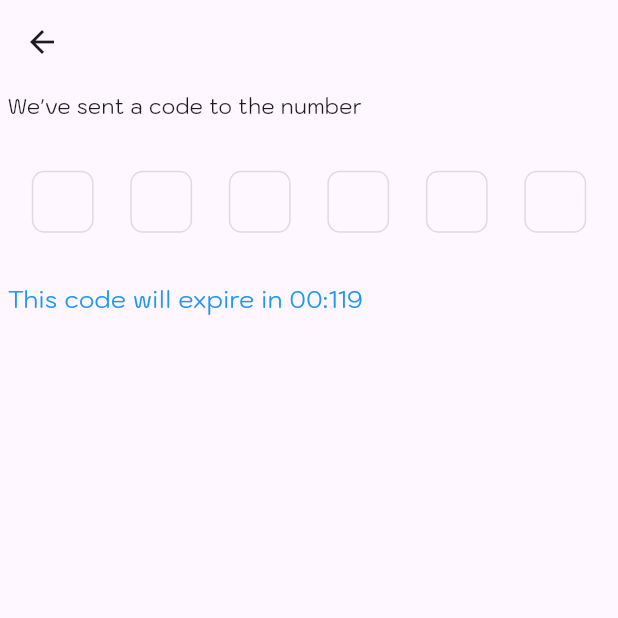
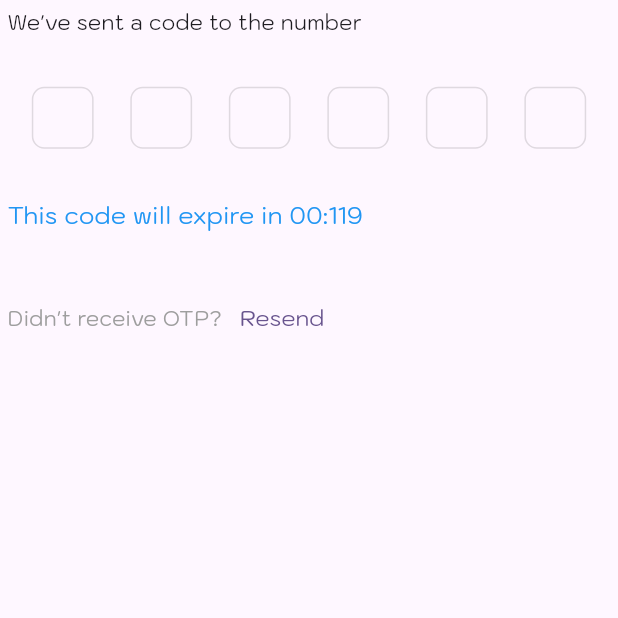
Before and after one commit to jerrito/gemini_app, a Flutter app: the OTPPage screen opened directly with empty values, on a phone screen of 412 x 824 dp, the top half of it. Run offline on Flutter 3.47's test engine with Material 3 defaults, Android fonts, the phone set to English and light mode, and no system bars; drawn by our look-alikes of pinput; our stand-ins replace bloc, cached_network_image, dartz, equatable, file_picker, firebase_auth and 19 more; missing offline and left inert: data_connection_checker_nulls, firebase_app_check, telephony; accounts and stored records are empty; generated files the repository leaves out were written again; project files that could hold a hidden picture were left out.

```diff
--- a/lib/core/routes/go_router.dart
+++ b/lib/core/routes/go_router.dart
@@ -61,7 +61,7 @@ final goRouter = GoRouter(initialLocation: "/", routes: [
             path: "phone",
             name: "phone",
             builder: (context, state) => const PhoneNumberPage(
-                  isLogin: true,
+                  isSignup: true,
                 ),
             routes: [
               GoRoute(
--- a/lib/features/authentication/data/data_source/remote_ds.dart
+++ b/lib/features/authentication/data/data_source/remote_ds.dart
@@ -1,7 +1,5 @@
 import 'dart:convert';
 import 'dart:io';
-import 'package:firebase_core/firebase_core.dart';
-import 'package:firebase_messaging/firebase_messaging.dart';
 import 'package:flutter/foundation.dart';
 import 'package:gemini/core/error/error_model.dart';
 import 'package:gemini/core/urls/urls.dart';
--- a/lib/features/authentication/data/models/user_model.dart
+++ b/lib/features/authentication/data/models/user_model.dart
@@ -1,4 +1,3 @@
-import 'package:gemini/features/authentication/data/models/admin_model.dart';
 import 'package:gemini/features/authentication/domain/entities/user.dart';
 
 class UserModel extends User {
--- a/lib/features/authentication/presentation/bloc/auth_bloc.dart
+++ b/lib/features/authentication/presentation/bloc/auth_bloc.dart
@@ -15,7 +15,6 @@ import 'package:gemini/features/authentication/domain/usecases/refresh_token.dar
 import 'package:gemini/features/authentication/domain/usecases/signin.dart';
 import 'package:gemini/features/authentication/domain/usecases/signup.dart';
 import 'package:firebase_auth/firebase_auth.dart' as auth;
-import 'package:cloud_firestore/cloud_firestore.dart';
 import 'package:gemini/features/authentication/domain/usecases/verify_otp.dart';
 import 'package:gemini/features/authentication/domain/usecases/verify_phone.dart';
 part 'auth_event.dart';
--- a/lib/features/authentication/presentation/pages/otp_page.dart
+++ b/lib/features/authentication/presentation/pages/otp_page.dart
@@ -3,25 +3,24 @@ import 'dart:async';
 
 import 'package:firebase_auth/firebase_auth.dart';
 import 'package:flutter/material.dart';
-import 'package:flutter/widgets.dart';
 import 'package:flutter_bloc/flutter_bloc.dart';
 import 'package:gemini/core/size/sizes.dart';
 import 'package:gemini/core/spacing/whitspacing.dart';
 import 'package:gemini/features/authentication/presentation/bloc/auth_bloc.dart';
 import 'package:gemini/features/search_text/presentation/widgets/show_snack.dart';
+import 'package:gemini/features/user/presentation/providers/user_provider.dart';
 import 'package:gemini/locator.dart';
 import 'package:go_router/go_router.dart';
 
 //import 'package:house_rental_admin/src/home/presentation/pages/home_page.dart';
 import 'package:otp_text_field/otp_text_field.dart';
-import 'package:otp_text_field/style.dart';
 import 'package:pinput/pinput.dart';
 import 'package:telephony/telephony.dart';
 
 class OTPRequest {
   String? verifyId, phoneNumber, id, uid, oldNumberString;
   int? forceResendingToken;
-  bool isLogin;
+  bool isSignup;
   //void Function()? onSuccessCallback;
 
   OTPRequest({
@@ -30,7 +29,7 @@ class OTPRequest {
     this.id,
     this.phoneNumber,
     this.forceResendingToken,
-    required this.isLogin,
+    required this.isSignup,
     this.oldNumberString,
     //  this.onSuccessCallback,
   });
@@ -39,9 +38,9 @@ class OTPRequest {
 class OTPPage extends StatefulWidget {
   final OTPRequest otpRequest;
   const OTPPage({
-    Key? key,
+    super.key,
     required this.otpRequest,
-  }) : super(key: key);
+  });
 
   @override
   State<OTPPage> createState() => _OTPPageState();
@@ -53,20 +52,9 @@ class _OTPPageState extends State<OTPPage> {
   final authBloc = sl<AuthenticationBloc>();
   String _otpString = "";
   OtpFieldController otpBox = OtpFieldController();
-  String? verificationId;
-  bool isLoading = false;
-  bool isResend = true;
-  String? sms;
+  bool isLoading = false, isResend = true;
+  String? sms, see, token;
   bool resend = false;
-  String? see;
-
-  // timerCheck() {
-  //   Future.delayed(const Duration(seconds: 90), () {
-  //     setState(() {
-  //       resend = true;
-  //     });
-  //   });
-  // }
 
   @override
   void dispose() {
@@ -79,17 +67,13 @@ class _OTPPageState extends State<OTPPage> {
     }
   }
 
-  final PinController = TextEditingController();
+  final pinController = TextEditingController();
   @override
   void initState() {
     super.initState();
     timeCount();
     telephony.listenIncomingSms(
       onNewMessage: (SmsMessage message) {
-        // print(message.address); //+977981******67, sender nubmer
-        // print(message.body); //Your OTP code is 34567
-        // print(message.date); //1659690242000, timestamp
-
         String sms = message.body.toString(); //get the message
 
         if (message.address == "Google" ||
@@ -97,10 +81,8 @@ class _OTPPageState extends State<OTPPage> {
             message.address == "InfoSMS") {
           //verify SMS is sent for OTP with sender number
           String otpcode = sms.replaceAll(RegExp(r'[^0-9]'), '');
-          //prase code from the OTP sms
-          // print("This is $otpcode");
           otpBox.set(otpcode.split(""));
-          PinController.append(otpcode, 6);
+          pinController.append(otpcode, 6);
           //split otp code to list of number
           //and populate to otb boxes
           setState(() {});
@@ -108,23 +90,17 @@ class _OTPPageState extends State<OTPPage> {
           // print("Normal message.");
         }
       },
-      // onBackgroundMessage:(SmsMessage message) {
-      //   String sms = message.body.toString();
-      //   if(message.address == "Google" || message.address=="CloudOTP" ||
-      //       message.address=="wasime" || message.address=="Wasime"){
-      //     String otpcode = sms.replaceAll(new RegExp(r'[^0-9]'),'');
-      //     otpbox.set(otpcode.split(""));
-      //   }} ,
       listenInBackground: false,
     );
   }
 
   @override
   Widget build(BuildContext context) {
+    final userProvider = context.read<UserProvider>();
     return Scaffold(
-      appBar: AppBar(),
-      body: BlocConsumer(
-          listener: (conteext, state) async {
+      body: SafeArea(
+        child: BlocConsumer(
+            listener: (context, state) async {
               if (state is VerifyOTPFailed) {
                 debugPrint(state.errorMessage);
                 showSnackbar(
@@ -136,13 +112,17 @@ class _OTPPageState extends State<OTPPage> {
               if (state is CacheTokenError) {
                 showSnackbar(context: context, message: "Error caching token");
               }
+
+              //! TODO remove all token cache
               if (state is CacheTokenLoaded) {
-              context.pushNamed("signup", queryParameters: {"phoneNumber":widget.otpRequest.phoneNumber });
+                context.pushNamed("signup", queryParameters: {
+                  "phoneNumber": widget.otpRequest.phoneNumber
+                });
               }
               if (state is VerifyOTPLoaded) {
-              if (widget.otpRequest.isLogin) {
-                final token =
-                    await FirebaseAuth.instance.currentUser?.getIdToken();
+                if (widget.otpRequest.isSignup) {
+                  token = await FirebaseAuth.instance.currentUser?.getIdToken();
+                  setState(() {});
                   final authorization = {"token": token};
                   authBloc.add(
                     CacheTokenEvent(
@@ -151,16 +131,39 @@ class _OTPPageState extends State<OTPPage> {
                   );
                 } else {
                   if (widget.otpRequest.oldNumberString == null) {
+                    final Map<String, dynamic> params = {"token": token};
+                    authBloc.add(
+                      GetUserEvent(
+                        params: params,
+                      ),
+                    );
                   } else {
-                  context.pushNamed("changeNumber",
-                      queryParameters: {"phoneNumber": state.user.phoneNumber});
+                    context.pushNamed("changeNumber", queryParameters: {
+                      "phoneNumber": state.user.phoneNumber
+                    });
                   }
                 }
+              }
+              if (state is GetUserLoaded) {
+                if (state.user.email == null) {
+                  if (!context.mounted) return;
+                  context.pushNamed("signup", queryParameters: {
+                    "phoneNumber": widget.otpRequest.phoneNumber
+                  });
+                } else {
+                  userProvider.user = state.user;
+                  if (!context.mounted) return;
+                  context.goNamed("searchPage");
+                }
+              }
+              if (state is GetUserError) {
+                if (!context.mounted) return;
+                showSnackbar(context: context, message: state.errorMessage);
               }
             },
             bloc: authBloc,
             builder: (context, state) {
-            if (state is VerifyOTPLoading) {
+              if (state is VerifyOTPLoading || state is GetUserDataLoading) {
                 return const Center(
                   child: CircularProgressIndicator(),
                 );
@@ -188,7 +191,7 @@ class _OTPPageState extends State<OTPPage> {
                             defaultPinTheme: theme(false),
                             focusedPinTheme: theme(false),
                             errorPinTheme: theme(true),
-                          controller: PinController,
+                            controller: pinController,
                             onChanged: onKeyPressed,
                             crossAxisAlignment: CrossAxisAlignment.center,
                             length: 6,
@@ -196,8 +199,9 @@ class _OTPPageState extends State<OTPPage> {
                               Future.delayed(const Duration(seconds: 2), () {
                                 PhoneAuthCredential params =
                                     PhoneAuthProvider.credential(
-                                      verificationId:
-                                          widget.otpRequest.verifyId.toString(),
+                                        verificationId: widget
+                                            .otpRequest.verifyId
+                                            .toString(),
                                         smsCode: _otpString);
                                 authBloc.add(
                                   VerifyOTPEvent(
@@ -214,19 +218,16 @@ class _OTPPageState extends State<OTPPage> {
                       Space().height(context, 0.04),
                       Row(
                         children: [
-                        Visibility(
-                          visible: !isResend,
-                          child: const Text("Didn't receive OTP?",
+                          const Text("Didn't receive OTP?",
                               style: TextStyle(
                                 color: Colors.grey,
                               )),
-                        ),
                           TextButton(
                               onPressed: () {
                                 context.pop("resend");
                               },
-                            child: Visibility(
-                              visible: !isResend,
+                              child: Offstage(
+                                offstage: !isResend,
                                 child: const Text("Resend",
                                     style: TextStyle(
                                       fontSize: 15,
@@ -239,6 +240,7 @@ class _OTPPageState extends State<OTPPage> {
                 ),
               );
             }),
+      ),
     );
   }
 
--- a/lib/features/authentication/presentation/pages/signin_page.dart
+++ b/lib/features/authentication/presentation/pages/signin_page.dart
@@ -2,7 +2,7 @@ import 'package:flutter/material.dart';
 import 'package:flutter_bloc/flutter_bloc.dart';
 import 'package:gemini/core/size/sizes.dart';
 import 'package:gemini/core/spacing/whitspacing.dart';
-import 'package:gemini/core/strngs.dart';
+import 'package:gemini/core/strings.dart';
 import 'package:gemini/core/widgets/default_button.dart';
 import 'package:gemini/core/widgets/default_textfield.dart';
 import 'package:gemini/features/authentication/domain/entities/user.dart';
--- a/lib/features/authentication/presentation/pages/signup_page.dart
+++ b/lib/features/authentication/presentation/pages/signup_page.dart
@@ -2,7 +2,7 @@ import 'package:flutter/material.dart';
 import 'package:flutter_bloc/flutter_bloc.dart';
 import 'package:gemini/core/size/sizes.dart';
 import 'package:gemini/core/spacing/whitspacing.dart';
-import 'package:gemini/core/strngs.dart';
+import 'package:gemini/core/strings.dart';
 import 'package:gemini/core/widgets/default_button.dart';
 import 'package:gemini/core/widgets/default_textfield.dart';
 import 'package:gemini/features/authentication/presentation/providers/token.dart';
--- a/lib/features/data_generated/data/datasources/remote_ds.dart
+++ b/lib/features/data_generated/data/datasources/remote_ds.dart
@@ -108,9 +108,9 @@ class DataGeneratedRemoteDatasourceImpl
       "Content-Type": "application/json; charset=UTF-8",
       "Authorization": params["token"]
     });
-    String path = params["path"];
+    String id = params["path"];
     final response = await client.get(
-      getUri(path: path, endpoint: Url.listDataUrl.endpoint),
+      getUri(path: id, endpoint: Url.listDataUrl.endpoint),
       headers: headers,
     );
     final decodedResponse = jsonDecode(response.body);
--- a/lib/features/learning/presentation/pages/home.dart
+++ b/lib/features/learning/presentation/pages/home.dart
@@ -13,19 +13,19 @@ class _LearningHomePageState extends State<LearningHomePage> {
     return Scaffold(
       body:Column(children: [
         Container(
-          child: Text('Learning Home Page'),
+          child: const Text('Learning Home Page'),
         ),
         ElevatedButton(
           onPressed: () {
           },
-          child: Text('Go to Details'),
+          child: const Text('Go to Details'),
         ),
         ElevatedButton(
           onPressed: () {
             // Navigate to the previous page
             Navigator.pop(context);
           },
-          child: Text('Go back'),
+          child: const Text('Go back'),
         ),
       ],)
     );
--- a/lib/features/search_text/presentation/pages/search_page.dart
+++ b/lib/features/search_text/presentation/pages/search_page.dart
@@ -222,8 +222,8 @@ class _SearchTextPage extends State<SearchTextPage>
           child: Container(
               width: double.infinity,
               height: Sizes().height(context, 0.03),
-              decoration: BoxDecoration(color: Colors.blueAccent),
-              child: Text("Hello", textAlign: TextAlign.center)),
+              decoration: const BoxDecoration(color: Colors.blueAccent),
+              child: const Text("Hello", textAlign: TextAlign.center)),
         ),
       ),
       bottomSheet: Form(
--- a/lib/main.dart
+++ b/lib/main.dart
@@ -1,6 +1,4 @@
-import 'package:firebase_auth/firebase_auth.dart';
 import 'package:firebase_core/firebase_core.dart';
-import 'package:firebase_messaging/firebase_messaging.dart';
 import 'package:flutter/material.dart';
 import 'package:gemini/core/firebase_app_check.dart';
 import 'package:gemini/core/routes/go_router.dart';
--- /dev/null
+++ b/package.json
@@ -0,0 +1,5 @@
+{
+  "dependencies": {
+    "typescript": "^5.5.4"
+  }
+}
--- a/pubspec.yaml
+++ b/pubspec.yaml
@@ -52,7 +52,7 @@ dependencies:
   provider: ^6.1.2
   speech_to_text: ^6.6.0
   go_router: ^14.0.1
-  flutter_secure_storage: ^4.2.1
+  flutter_secure_storage: ^9.2.2
   string_validator: ^1.1.0
   flutter_svg: any
   flutter_localization: ^0.2.0
```
Also changed, not shown: lib/features/authentication/presentation/pages/landing_page.dart (+5 -5 lines), lib/features/authentication/presentation/pages/number_page.dart (+28 -31 lines), lib/core/strings.dart (renamed from lib/core/strngs.dart), package-lock.json (added), pubspec.lock, 3 other files. Lines whose indentation alone changed are shown as unchanged.
